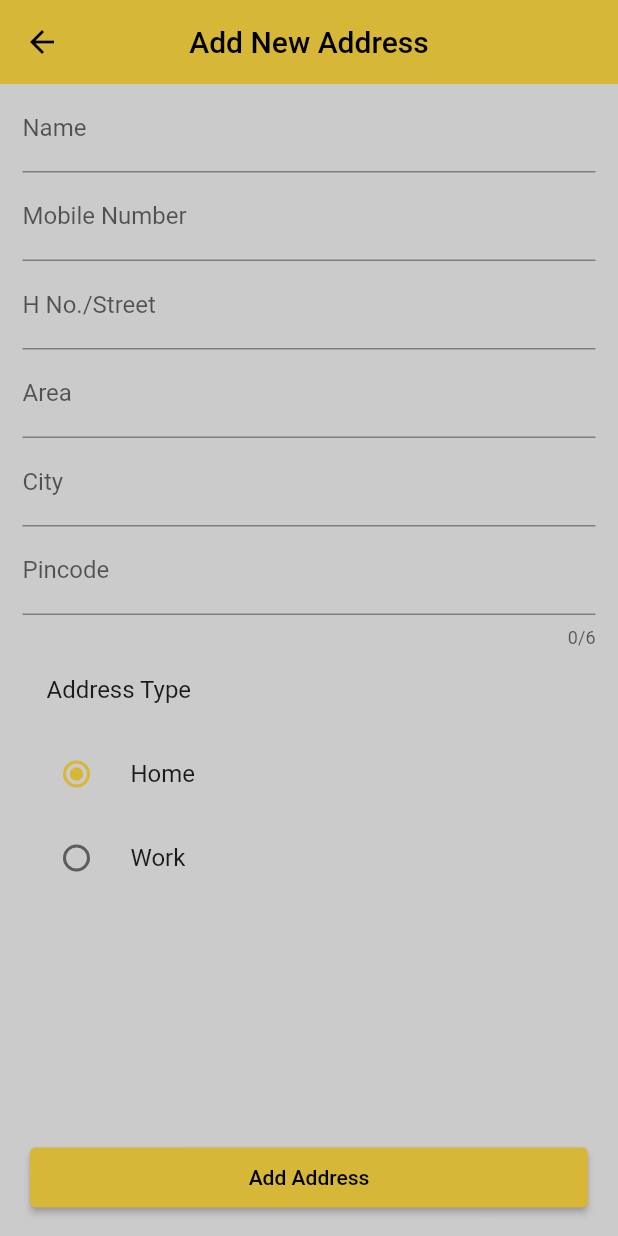
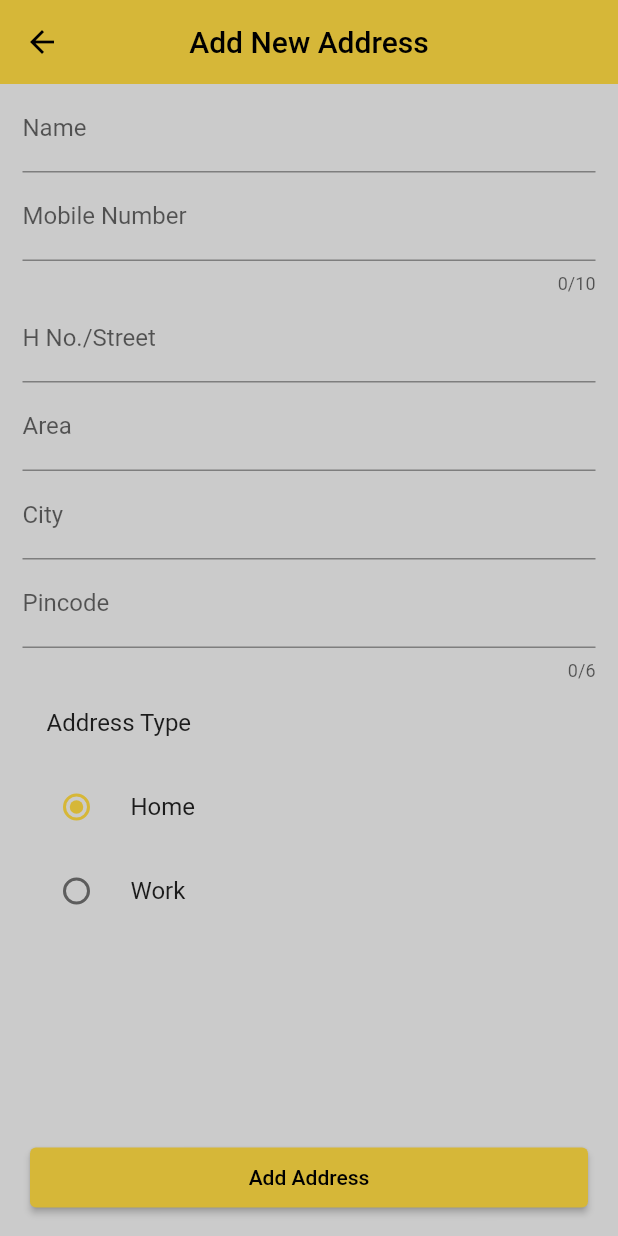
Before and after one commit to jaimonga420/veggies_app, a Flutter app: the AddressScreen screen opened by its route, after a tap on the "add" icon, on a phone screen of 412 x 824 dp. Run offline on Flutter 3.47's test engine with Material 2 defaults, Android fonts, the phone set to English and light mode, and no system bars; our stand-ins replace cloud_firestore, firebase_auth, firebase_core, flutter_svg, google_sign_in, shared_preferences; accounts and stored records are empty.

Commit message:
added add address functionality

```diff
--- /dev/null
+++ b/lib/models/address_model.dart
@@ -0,0 +1,19 @@
+class AddressModel {
+  String name;
+  int phone;
+  String street;
+  String area;
+  String city;
+  int pincode;
+  String addressType;
+
+  AddressModel({
+    required this.name,
+    required this.phone,
+    required this.street,
+    required this.area,
+    required this.city,
+    required this.pincode,
+    required this.addressType,
+  });
+}
--- /dev/null
+++ b/lib/providers/checkout_provider.dart
@@ -0,0 +1,67 @@
+import 'package:cloud_firestore/cloud_firestore.dart';
+import 'package:firebase_auth/firebase_auth.dart';
+import 'package:flutter/material.dart';
+
+import '../models/address_model.dart';
+
+class CheckoutProvider with ChangeNotifier {
+  List<AddressModel> addressList = [];
+  void getAddressItems() async {
+    List<AddressModel> localAddressList = [];
+    QuerySnapshot<Map<String, dynamic>> addressItems =
+        await FirebaseFirestore.instance.collection('addresses').get();
+
+    for (var item in addressItems.docs) {
+      AddressModel addressModel = AddressModel(
+          name: item.get('name'),
+          phone: item.get('phone'),
+          street: item.get('street'),
+          area: item.get('area'),
+          city: item.get('city'),
+          pincode: item.get('pincode'),
+          addressType: item.get('addresstype'));
+      localAddressList.add(addressModel);
+    }
+
+    addressList = localAddressList;
+    notifyListeners();
+  }
+
+  void addAddressData(
+      String name,
+      int phone,
+      String street,
+      String area,
+      String city,
+      int pincode,
+      String addressType,
+      BuildContext context) async {
+    if (name.isEmpty ||
+        phone.isNaN ||
+        street.isEmpty ||
+        area.isEmpty ||
+        city.isEmpty ||
+        pincode.isNaN) {
+      const errorSnackbar = SnackBar(content: Text('All fields are required.'));
+      ScaffoldMessenger.of(context).showSnackBar(errorSnackbar);
+    } else {
+      await FirebaseFirestore.instance
+          .collection('addresses')
+          .doc(FirebaseAuth.instance.currentUser!.uid)
+          .set({
+        'name': name,
+        'phone': phone,
+        'street': street,
+        'area': area,
+        'city': city,
+        'pincode': pincode,
+        'addresstype': addressType,
+      }).then((value) => Navigator.of(context).pop());
+    }
+    notifyListeners();
+  }
+
+  List<AddressModel> get addressListGetter {
+    return addressList;
+  }
+}
--- a/lib/screens/add_address_screen.dart
+++ b/lib/screens/add_address_screen.dart
@@ -1,7 +1,9 @@
 import 'package:flutter/material.dart';
+import 'package:provider/provider.dart';
 
 import '../ui/colors.dart';
 import '../widgets/custom_textformfield.dart';
+import '../providers/checkout_provider.dart';
 
 class AddAddressScreen extends StatefulWidget {
   const AddAddressScreen({Key? key}) : super(key: key);
@@ -12,10 +14,10 @@ class AddAddressScreen extends StatefulWidget {
   State<AddAddressScreen> createState() => _AddAddressScreenState();
 }
 
-enum Addresstypes { home, work }
+enum Addresstypes { Home, Work }
 
 class _AddAddressScreenState extends State<AddAddressScreen> {
-  var myAddressType = Addresstypes.home;
+  var myAddressType = Addresstypes.Home;
   @override
   Widget build(BuildContext context) {
     TextEditingController nameController = TextEditingController();
@@ -24,6 +26,8 @@ class _AddAddressScreenState extends State<AddAddressScreen> {
     TextEditingController areaController = TextEditingController();
     TextEditingController cityController = TextEditingController();
     TextEditingController pincodeController = TextEditingController();
+    CheckoutProvider checkoutProvider =
+        Provider.of<CheckoutProvider>(context, listen: false);
     return Scaffold(
       backgroundColor: AppColor.scaffoldColor,
       appBar: AppBar(
@@ -39,10 +43,20 @@ class _AddAddressScreenState extends State<AddAddressScreen> {
       bottomNavigationBar: Padding(
         padding: const EdgeInsets.symmetric(horizontal: 20, vertical: 15),
         child: ElevatedButton(
-          onPressed: () {},
+          onPressed: () {
+            checkoutProvider.addAddressData(
+                nameController.text,
+                int.parse(phoneController.text),
+                streetController.text,
+                areaController.text,
+                cityController.text,
+                int.parse(pincodeController.text),
+                myAddressType.name,
+                context);
+          },
           style: ButtonStyle(
               fixedSize: MaterialStateProperty.resolveWith<Size>(
-                  (states) => Size(double.maxFinite, 40))),
+                  (states) => const Size(double.maxFinite, 40))),
           child: const Text('Add Address'),
         ),
       ),
@@ -54,44 +68,39 @@ class _AddAddressScreenState extends State<AddAddressScreen> {
               label: 'Name',
               keyboardType: TextInputType.name,
               textEditingController: nameController,
-              hintText: 'Jai Monga',
             ),
             CustomTextFormField(
               label: 'Mobile Number',
               keyboardType: TextInputType.phone,
               textEditingController: phoneController,
-              hintText: 'Ex. 7896856870',
+              maxLength: 10,
             ),
             CustomTextFormField(
               label: 'H No./Street',
               keyboardType: TextInputType.streetAddress,
               textEditingController: streetController,
-              hintText: '',
             ),
             CustomTextFormField(
               label: 'Area',
               keyboardType: TextInputType.streetAddress,
               textEditingController: areaController,
-              hintText: '',
             ),
             CustomTextFormField(
               label: 'City',
               keyboardType: TextInputType.text,
               textEditingController: cityController,
-              hintText: '',
             ),
             CustomTextFormField(
               label: 'Pincode',
               keyboardType: TextInputType.number,
               textEditingController: pincodeController,
-              hintText: '',
               maxLength: 6,
             ),
             const ListTile(
               title: Text('Address Type'),
             ),
             RadioListTile(
-              value: Addresstypes.home,
+              value: Addresstypes.Home,
               groupValue: myAddressType,
               onChanged: (value) {
                 setState(() {
@@ -101,7 +110,7 @@ class _AddAddressScreenState extends State<AddAddressScreen> {
               title: const Text('Home'),
             ),
             RadioListTile(
-              value: Addresstypes.work,
+              value: Addresstypes.Work,
               groupValue: myAddressType,
               onChanged: (value) {
                 setState(() {
--- a/lib/screens/address_screen.dart
+++ b/lib/screens/address_screen.dart
@@ -1,10 +1,12 @@
 import 'package:flutter/material.dart';
+import 'package:provider/provider.dart';
 
 import '../ui/colors.dart';
-import '../widgets/custom_appbar.dart';
+import '../providers/checkout_provider.dart';
 import '../widgets/address_item.dart';
 import './add_address_screen.dart';
 import './order_summary_screen.dart';
+import '../models/address_model.dart';
 
 class AddressScreen extends StatelessWidget {
   const AddressScreen({Key? key}) : super(key: key);
@@ -13,6 +15,9 @@ class AddressScreen extends StatelessWidget {
 
   @override
   Widget build(BuildContext context) {
+    CheckoutProvider checkoutProvider = Provider.of(context);
+    checkoutProvider.getAddressItems();
+    List<AddressModel> addressItemsList = checkoutProvider.addressListGetter;
     return Scaffold(
       backgroundColor: AppColor.scaffoldColor,
       appBar: AppBar(
@@ -29,7 +34,7 @@ class AddressScreen extends StatelessWidget {
           onPressed: () {
             Navigator.of(context).pushNamed(AddAddressScreen.routeName);
           },
-          child: Icon(Icons.add)),
+          child: addressItemsList.isEmpty ? Icon(Icons.add) : Icon(Icons.edit)),
       bottomNavigationBar: Padding(
         padding: const EdgeInsets.symmetric(horizontal: 20, vertical: 15),
         child: ElevatedButton(
@@ -42,7 +47,7 @@ class AddressScreen extends StatelessWidget {
           child: const Text('Proceed To Checkout'),
         ),
       ),
-      body: ListView(
+      body: Column(
         children: [
           ListTile(
             title: const Text('Deliver To'),
@@ -51,17 +56,24 @@ class AddressScreen extends StatelessWidget {
           const Divider(
             height: 1,
           ),
-          Column(
-            children: [
-              AddressItem(
-                title: 'Jai Monga',
-                address: 'Street No.14, Preet Nagar, Begu Road, Sirsa - 125055',
-                addressType: 'Home',
-                phoneNumber: 7015896339,
-                isFromOrderScreen: false,
-              )
-            ],
-          )
+          addressItemsList.isEmpty
+              ? Center(
+                  child: Text('Please add a delivery address.'),
+                )
+              : ListView.builder(
+                  shrinkWrap: true,
+                  itemCount: addressItemsList.length,
+                  itemBuilder: (context, index) {
+                    return AddressItem(
+                        name: addressItemsList[index].name,
+                        street: addressItemsList[index].street,
+                        area: addressItemsList[index].area,
+                        city: addressItemsList[index].city,
+                        pincode: addressItemsList[index].pincode,
+                        addressType: addressItemsList[index].addressType,
+                        phone: addressItemsList[index].phone,
+                        isFromOrderScreen: false);
+                  })
         ],
       ),
     );
--- a/lib/screens/cart_screen.dart
+++ b/lib/screens/cart_screen.dart
@@ -7,6 +7,7 @@ import '../widgets/cart_item.dart';
 import '../providers/cart_provider.dart';
 import '../models/cart_model.dart';
 import '../screens/address_screen.dart';
+import '../providers/checkout_provider.dart';
 
 class CartScreen extends StatelessWidget {
   const CartScreen({Key? key}) : super(key: key);
--- a/lib/widgets/custom_textformfield.dart
+++ b/lib/widgets/custom_textformfield.dart
@@ -1,30 +1,32 @@
 import 'package:flutter/material.dart';
 
+
 class CustomTextFormField extends StatelessWidget {
-  const CustomTextFormField(
-      {required this.label,
-      required this.keyboardType,
-      required this.textEditingController,
-      required this.hintText,
-      this.maxLength,
-      Key? key, })
-      : super(key: key);
+  const CustomTextFormField({
+    required this.label,
+    required this.keyboardType,
+    required this.textEditingController,
+    this.maxLength,
+    Key? key,
+  }) : super(key: key);
 
   final String label;
-  final String hintText;
+
   final TextInputType keyboardType;
   final TextEditingController textEditingController;
   final int? maxLength;
 
   @override
   Widget build(BuildContext context) {
+
     return TextFormField(
+      textCapitalization: TextCapitalization.sentences,
       controller: textEditingController,
       keyboardType: keyboardType,
       maxLength: maxLength,
+      autocorrect: true,
       decoration: InputDecoration(
         label: Text(label),
-        hintText: hintText,
       ),
     );
   }
--- a/pubspec.yaml
+++ b/pubspec.yaml
@@ -36,6 +36,7 @@ dependencies:
   shared_preferences: ^2.0.15
   cloud_firestore: ^3.1.18
   provider: ^6.0.3
+  fluttertoast: ^8.0.9
 
   # The following adds the Cupertino Icons font to your application.
   # Use with the CupertinoIcons class for iOS style icons.
```
Also changed, not shown: lib/main.dart (+8 -4 lines), lib/screens/order_summary_screen.dart (+8 -7 lines), lib/widgets/address_item.dart (+25 -16 lines), pubspec.lock.
